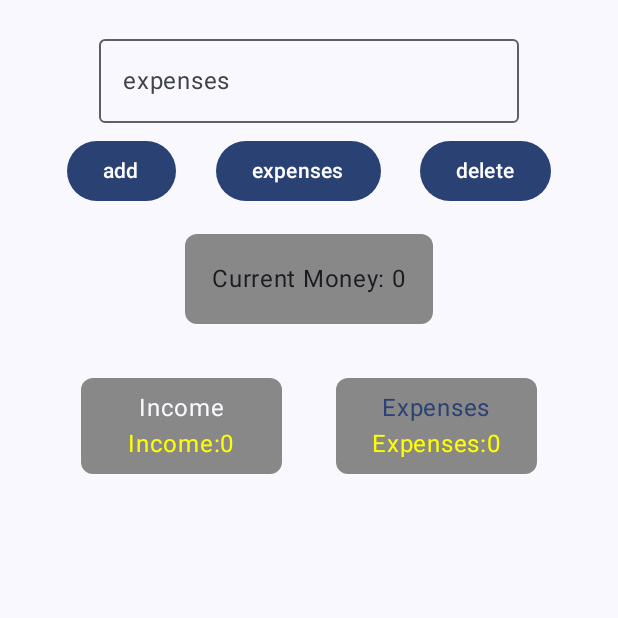
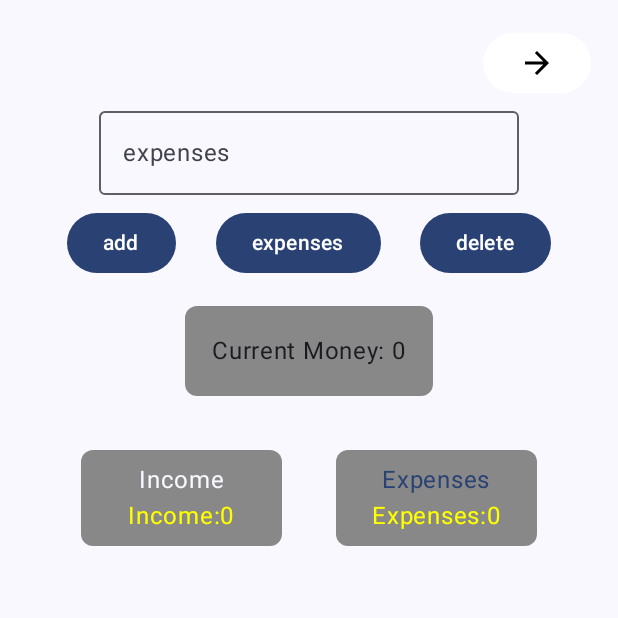
Before and after one commit to petroskoursos/MoneyManager, an Android app built with Jetpack Compose: the composable Bank shown on its own in the app's theme, on a phone screen of 412 x 824 dp, the top half of it. Run offline under Robolectric (Android 15) with nearby library versions, the phone set to English and light mode, and no system bars.

```diff
--- a/app/build.gradle.kts
+++ b/app/build.gradle.kts
@@ -51,8 +51,11 @@ android {
 
 dependencies {
 
-    implementation("androidx.core:core-ktx:1.9.0")
+    implementation("androidx.core:core-ktx:1.12.0")
     implementation ("androidx.lifecycle:lifecycle-viewmodel-ktx:2.7.0")
+    implementation ("androidx.navigation:navigation-compose:2.7.7")
+    implementation("androidx.navigation:navigation-fragment-ktx:2.7.7")
+    implementation("androidx.navigation:navigation-ui-ktx:2.7.7")
     implementation ("androidx.lifecycle:lifecycle-viewmodel-compose:2.7.0")
     implementation("androidx.lifecycle:lifecycle-runtime-ktx:2.7.0")
     implementation("androidx.activity:activity-compose:1.8.2")
--- /dev/null
+++ b/app/src/main/java/com/example/bankaccount/HomeScreen.kt
@@ -0,0 +1,190 @@
+package com.example.bankaccount
+
+import androidx.compose.foundation.background
+import androidx.compose.foundation.layout.Arrangement
+import androidx.compose.foundation.layout.Box
+import androidx.compose.foundation.layout.Column
+import androidx.compose.foundation.layout.Row
+import androidx.compose.foundation.layout.Spacer
+import androidx.compose.foundation.layout.fillMaxSize
+import androidx.compose.foundation.layout.fillMaxWidth
+import androidx.compose.foundation.layout.padding
+import androidx.compose.foundation.lazy.LazyColumn
+import androidx.compose.foundation.lazy.items
+import androidx.compose.foundation.shape.RoundedCornerShape
+import androidx.compose.foundation.text.KeyboardActions
+import androidx.compose.foundation.text.KeyboardOptions
+import androidx.compose.material.icons.Icons
+import androidx.compose.material.icons.filled.ArrowForward
+import androidx.compose.material3.Button
+import androidx.compose.material3.ButtonColors
+import androidx.compose.material3.ButtonDefaults
+import androidx.compose.material3.DropdownMenu
+import androidx.compose.material3.DropdownMenuItem
+import androidx.compose.material3.ExperimentalMaterial3Api
+import androidx.compose.material3.Icon
+import androidx.compose.material3.MaterialTheme
+import androidx.compose.material3.OutlinedTextField
+import androidx.compose.material3.Text
+import androidx.compose.runtime.Composable
+import androidx.compose.runtime.getValue
+import androidx.compose.runtime.mutableStateOf
+import androidx.compose.runtime.remember
+import androidx.compose.runtime.setValue
+import androidx.compose.ui.Alignment
+import androidx.compose.ui.Modifier
+import androidx.compose.ui.graphics.Color
+import androidx.compose.ui.text.input.KeyboardType
+import androidx.compose.ui.tooling.preview.Preview
+import androidx.compose.ui.unit.dp
+import androidx.lifecycle.viewmodel.compose.viewModel
+import androidx.navigation.NavController
+
+@Composable
+@Preview(showBackground = true)
+fun BankPreview(){
+    //Bank(BankViewModel(), navController = )
+}
+
+
+
+@OptIn(ExperimentalMaterial3Api::class)
+@Composable
+fun Bank(
+    bankViewModel: BankViewModel= viewModel(),
+    navController: NavController
+) {
+
+    var value by remember{ mutableStateOf("") }
+    var isPressed by remember{ mutableStateOf(false) }
+    val txtColorT= MaterialTheme.colorScheme.primary
+    val txtColorF= MaterialTheme.colorScheme.background
+    val backgroundColor= Color.Gray
+    val columnshape= RoundedCornerShape(8.dp)
+    Column(modifier = Modifier
+        .padding(18.dp)
+        .fillMaxSize(),
+        horizontalAlignment = Alignment.CenterHorizontally){
+        Row(modifier = Modifier
+            .fillMaxWidth(),
+            horizontalArrangement = Arrangement.End){
+            Button(onClick = {
+                navController.navigate(route = Screen.Second.route)
+            },
+                colors = ButtonDefaults.buttonColors(
+                    containerColor = Color.White,
+                    contentColor = Color.Black
+                ),
+
+            ) {
+                Icon(imageVector = Icons.Default.ArrowForward, contentDescription ="Next" )
+            }
+        }
+        ////////////////////TextField////////////////////
+        OutlinedTextField(
+            value =value,
+            onValueChange ={
+                value=it
+            },
+            label = { Text(text = if(isPressed)"Income" else "expenses") },
+            singleLine = true,
+            keyboardOptions =  KeyboardOptions(
+                keyboardType = KeyboardType.Number
+            ),
+            keyboardActions = KeyboardActions(
+                onDone = {
+                    bankViewModel.addValue(isPressed,value)
+                    value=""
+                }
+            )
+
+        )
+        //Button Row
+        Row(modifier = Modifier
+            .fillMaxWidth()
+            .padding(top = 8.dp),
+            horizontalArrangement = Arrangement.SpaceEvenly
+        ){
+            ////////////////////Add button//////////////////////
+            Button(onClick = {
+                bankViewModel.addValue(isPressed,value)
+                value=""
+            }) {
+                Text(text = "add")
+            }
+            //////////////////Income/Expenses Button////////////////////
+            Button(onClick = {
+                isPressed= !isPressed
+            }
+            ) {
+                Text(text = if(isPressed)"Income" else "expenses")
+            }
+            ////////////////////Remove Button//////////////////////
+            Button(onClick = {
+                bankViewModel.removeLastValue(isPressed)
+            }) {
+                Text(text = "delete")
+            }
+        }
+        Spacer(modifier = Modifier.padding(top = 18.dp))
+        //////////////////////Current money////////////////////
+        Box(modifier = Modifier
+            .background(backgroundColor, columnshape)
+            .padding(18.dp)){
+            Text(text = "Current Money: ${bankViewModel.money().toString()}")
+        }
+        ////////////////////Column for the Income/Expenses///////////////
+        Column {
+            Row(modifier = Modifier
+                .padding(18.dp)
+                .fillMaxWidth(),
+                /*horizontalArrangement = Arrangement.SpaceBetween*/){
+                ////////////////////Income///////////////
+                Column(modifier = Modifier
+                    .padding(18.dp)
+                    .background(backgroundColor, columnshape)
+                    .padding(8.dp)
+                    .weight(1f),
+                    horizontalAlignment = Alignment.CenterHorizontally) {
+                    Text(text = "Income",
+                        color = if(isPressed) txtColorT else txtColorF
+                    )
+                    ///lazy column view list
+                    LazyColumn() {
+                        items(bankViewModel.incomeHolder) { amount ->
+                            Text(text = amount.toString())
+                        }
+                    }
+                    Text(text = "Income:${bankViewModel.income().toString()}",
+                        color = Color.Yellow
+                    )
+                }
+                /////////////////Expenses////////////////
+                Column(modifier = Modifier
+                    .padding(18.dp)
+                    .weight(1f)
+                    .background(backgroundColor, columnshape)
+                    .padding(8.dp),
+                    horizontalAlignment = Alignment.CenterHorizontally) {
+                    Text(text = "Expenses",
+                        color = if(!isPressed) txtColorT else txtColorF,
+
+                        )
+                    ///lazy column view list
+                    LazyColumn() {
+                        items(bankViewModel.expensesHolder) { amount ->
+                            Text(text = amount.toString())
+                        }
+                    }
+                    Text(text = "Expenses:${bankViewModel.expenses().toString()}",
+                        color = Color.Yellow)
+                }
+
+            }
+
+        }
+
+    }
+
+
+}
--- a/app/src/main/java/com/example/bankaccount/MainActivity.kt
+++ b/app/src/main/java/com/example/bankaccount/MainActivity.kt
@@ -1,3 +1,4 @@
+
 package com.example.bankaccount
 
 import android.os.Bundle
@@ -43,159 +44,28 @@ import androidx.compose.ui.text.input.KeyboardType
 import androidx.compose.ui.tooling.preview.Preview
 import androidx.compose.ui.unit.dp
 import androidx.compose.ui.unit.sp
+import androidx.navigation.NavHostController
+import androidx.navigation.compose.rememberNavController
 import com.example.bankaccount.ui.theme.BankaccountTheme
 
+
+
 class MainActivity : ComponentActivity() {
+    lateinit var navController:NavHostController
     override fun onCreate(savedInstanceState: Bundle?) {
         super.onCreate(savedInstanceState)
         setContent {
             BankaccountTheme {
+                navController = rememberNavController()
+
                 // A surface container using the 'background' color from the theme
                 Surface(
                     modifier = Modifier.fillMaxSize(),
                     color = MaterialTheme.colorScheme.background
                 ) {
-                    //Bank(bankViewModel = viewModel())
-                    fixedPayments()
+                    SetupNavGraph(navController = navController)
                 }
             }
         }
     }
 }
-
-@OptIn(ExperimentalMaterial3Api::class)
-@Composable
-fun Bank(bankViewModel: BankViewModel=viewModel()) {
-    var value by remember{ mutableStateOf("") }
-    var isPressed by remember{ mutableStateOf(false) }
-    var isExpanded by remember { mutableStateOf(false) }
-    val txtColorT=MaterialTheme.colorScheme.primary
-    val txtColorF=MaterialTheme.colorScheme.background
-    val backgroundColor=Color.Gray
-    val columnshape= RoundedCornerShape(8.dp)
-    Column(modifier = Modifier
-        .padding(18.dp)
-        .fillMaxSize(),
-        horizontalAlignment = Alignment.CenterHorizontally){
-        ////////////////////TextField////////////////////
-        OutlinedTextField(
-            value =value,
-            onValueChange ={
-                value=it
-            },
-            label = { Text(text = if(isPressed)"Income" else "expenses")},
-            singleLine = true,
-            keyboardOptions =  KeyboardOptions(
-                keyboardType = KeyboardType.Number
-            ),
-            keyboardActions = KeyboardActions(
-                onDone = {
-                    bankViewModel.addValue(isPressed,value)
-                    value=""
-                }
-            )
-
-        )
-        DropdownMenu(expanded = isExpanded,
-            onDismissRequest = { isExpanded=true }){
-            DropdownMenuItem(text = {
-                Text(text = "sd§") },
-                onClick = { /*TODO*/ })
-        }
-        //Button Row
-        Row(modifier = Modifier
-            .fillMaxWidth()
-            .padding(top = 8.dp),
-            horizontalArrangement = Arrangement.SpaceEvenly
-            ){
-           ////////////////////Add button//////////////////////
-            Button(onClick = {
-                bankViewModel.addValue(isPressed,value)
-                value=""
-            }) {
-                Text(text = "add")
-            }
-            //////////////////Income/Expenses Button////////////////////
-            Button(onClick = {
-                isPressed= !isPressed
-                }
-            ) {
-                Text(text = if(isPressed)"Income" else "expenses")
-            }
-            ////////////////////Remove Button//////////////////////
-            Button(onClick = {
-                bankViewModel.removeLastValue(isPressed)
-            }) {
-                Text(text = "delete")
-            }
-        }
-        Spacer(modifier = Modifier.padding(top = 18.dp))
-        //////////////////////Current money////////////////////
-        Box(modifier = Modifier
-            .background(backgroundColor, columnshape)
-            .padding(18.dp)){
-            Text(text = "Current Money: ${bankViewModel.money().toString()}")
-        }
-        ////////////////////Column for the Income/Expenses///////////////
-        Column {
-            Row(modifier = Modifier
-                .padding(18.dp)
-                .fillMaxWidth(),
-                /*horizontalArrangement = Arrangement.SpaceBetween*/){
-                ////////////////////Income///////////////
-                Column(modifier = Modifier
-                    .padding(18.dp)
-                    .background(backgroundColor, columnshape)
-                    .padding(8.dp)
-                    .weight(1f),
-                    horizontalAlignment = Alignment.CenterHorizontally) {
-                    Text(text = "Income",
-                        color = if(isPressed) txtColorT else txtColorF
-                    )
-                    ///lazy column view list
-                    LazyColumn() {
-                        items(bankViewModel.incomeHolder) { amount ->
-                            Text(text = amount.toString())
-                        }
-                    }
-                    Text(text = "Income:${bankViewModel.income().toString()}",
-                        color = Color.Yellow
-                    )
-                }
-                /////////////////Expenses////////////////
-                Column(modifier = Modifier
-                    .padding(18.dp)
-                    .weight(1f)
-                    .background(backgroundColor, columnshape)
-                    .padding(8.dp),
-                    horizontalAlignment = Alignment.CenterHorizontally) {
-                    Text(text = "Expenses",
-                        color = if(!isPressed) txtColorT else txtColorF,
-
-                    )
-                    ///lazy column view list
-                    LazyColumn() {
-                        items(bankViewModel.expensesHolder) { amount ->
-                            Text(text = amount.toString())
-                        }
-                    }
-                    Text(text = "Expenses:${bankViewModel.expenses().toString()}",
-                        color = Color.Yellow)
-                }
-
-            }
-
-        }
-
-    }
-
-
-}
-
-
-
-@Composable
-@Preview(showBackground = true)
-fun BankPreview(){
-    Bank(BankViewModel())
-}
--- /dev/null
+++ b/app/src/main/java/com/example/bankaccount/Sealed Class.kt
@@ -0,0 +1,6 @@
+package com.example.bankaccount
+
+sealed class Screen(val route:String){
+    object Home:Screen(route = "Home_screen")
+    object Second:Screen(route = "Second_screen")
+}
```
Also changed, not shown: app/src/main/java/com/example/bankaccount/BankViewModel.kt (+3 -4 lines), app/src/main/java/com/example/bankaccount/Fixed payments.kt (+20 -3 lines), app/src/main/java/com/example/bankaccount/NavGraph.kt (added, +25 -0 lines).
